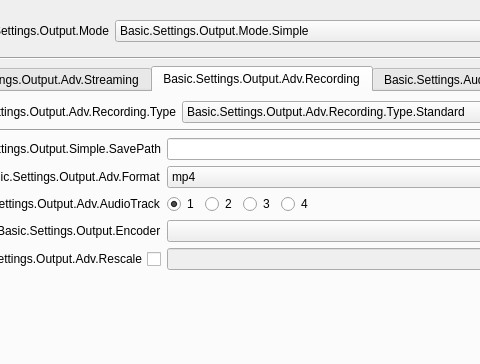
The window that obs/forms/OBSBasicSettings.ui (ElvisZuo/New_OBS) describes before a commit, drawn with Qt 5; both pictures show x 222 to 702 and y 0 to 364 of the 895 by 602 pixel window.
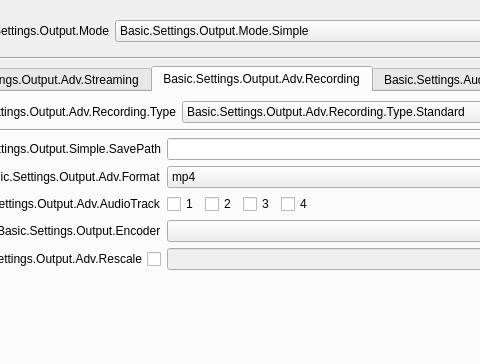
The same window after the commit. The open tabs and pages were chosen to show the change. Icons and pictures are not drawn.

Commit message: UI: Allow multi-track recording in advanced output

```diff
--- a/obs/forms/OBSBasicSettings.ui
+++ b/obs/forms/OBSBasicSettings.ui
@@ -1157,31 +1157,28 @@
                                <number>0</number>
                               </property>
                               <item>
-                               <widget class="QRadioButton" name="advOutRecTrack1">
+                               <widget class="QCheckBox" name="advOutRecTrack1">
                                 <property name="text">
                                  <string notr="true">1</string>
                                 </property>
-                                <property name="checked">
-                                 <bool>true</bool>
-                                </property>
                                </widget>
                               </item>
                               <item>
-                               <widget class="QRadioButton" name="advOutRecTrack2">
+                               <widget class="QCheckBox" name="advOutRecTrack2">
                                 <property name="text">
                                  <string notr="true">2</string>
                                 </property>
                                </widget>
                               </item>
                               <item>
-                               <widget class="QRadioButton" name="advOutRecTrack3">
+                               <widget class="QCheckBox" name="advOutRecTrack3">
                                 <property name="text">
                                  <string notr="true">3</string>
                                 </property>
                                </widget>
                               </item>
                               <item>
-                               <widget class="QRadioButton" name="advOutRecTrack4">
+                               <widget class="QCheckBox" name="advOutRecTrack4">
                                 <property name="text">
                                  <string notr="true">4</string>
                                 </property>
```
Left out of the diff: 4 changed lines with no effect on the pictures. The commit also changes 3 other files.
